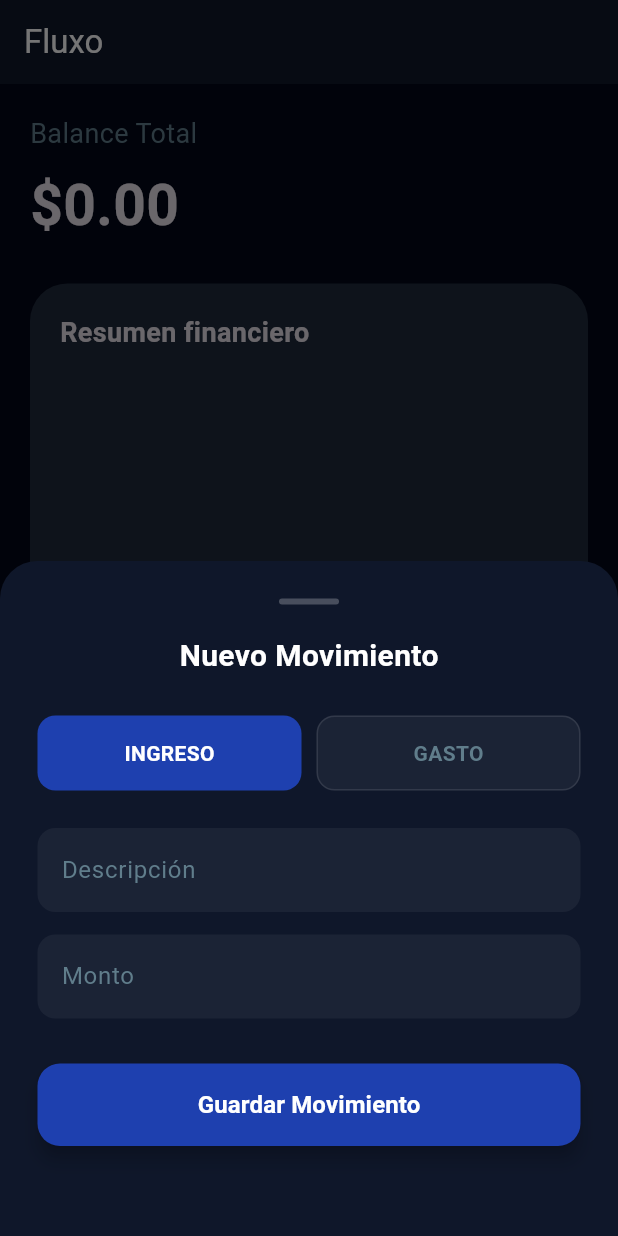
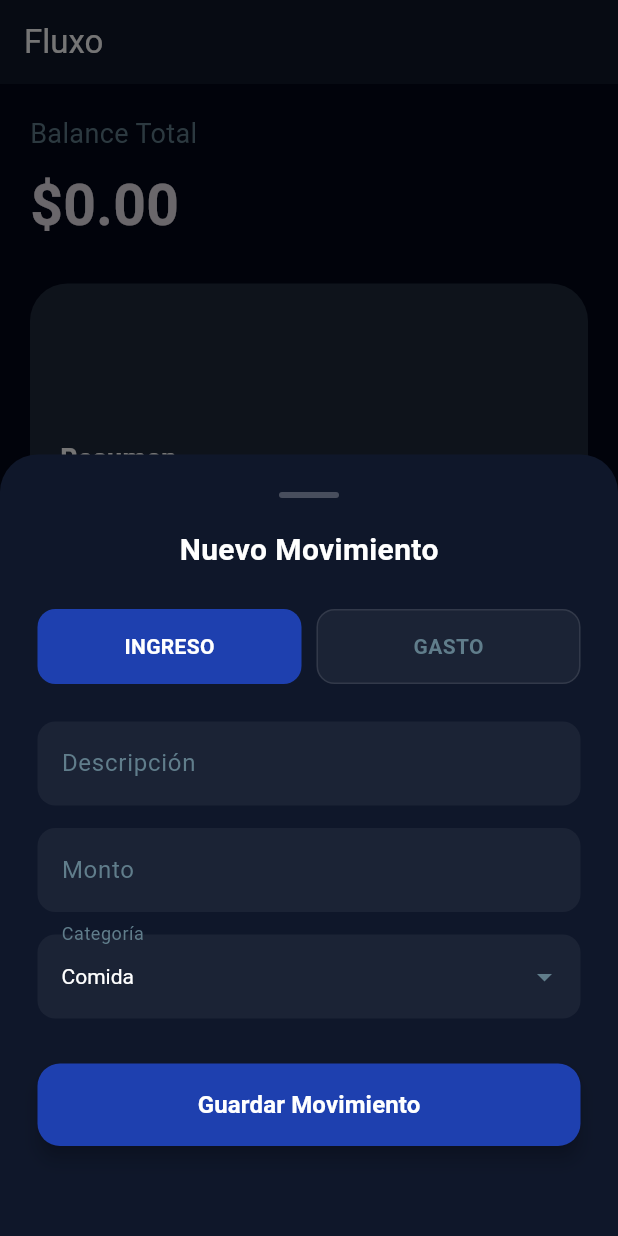
Before and after one commit to K1lluaZk/Fluxo, a Flutter app: the screen it shows after launch, after a tap on the "add" icon, on a phone screen of 412 x 824 dp. Run offline on Flutter 3.47's test engine with Material 3 defaults, Android fonts, the phone set to English and light mode, and no system bars; drawn by our look-alikes of fl_chart; our stand-ins replace hive_flutter; accounts and stored records are empty.

Commit message:
Adding Categories and icons

```diff
--- a/flujo_app/lib/data/models/movimiento.dart
+++ b/flujo_app/lib/data/models/movimiento.dart
@@ -4,6 +4,7 @@ class Movimiento {
   final double monto;
   final bool ingreso;
   final DateTime fecha;
+  final String categoria;
 
   Movimiento({
     required this.id,
@@ -11,6 +12,7 @@ class Movimiento {
     required this.monto,
     required this.ingreso,
     required this.fecha,
+    required this.categoria,
   });
 
   Map<String, dynamic> toMap() {
@@ -20,6 +22,7 @@ class Movimiento {
       'monto': monto,
       'ingreso': ingreso,
       'fecha': fecha.toIso8601String(),
+      'categoria': categoria,
     };
   }
 
@@ -30,6 +33,7 @@ class Movimiento {
       monto: map['monto'],
       ingreso: map['ingreso'],
       fecha: DateTime.parse(map['fecha']),
+      categoria: map['categoria'],
     );
   }
 }
--- a/flujo_app/lib/features/home/sheets/add_movimiento_sheet.dart
+++ b/flujo_app/lib/features/home/sheets/add_movimiento_sheet.dart
@@ -8,6 +8,19 @@ void showAddMovimientoSheet({
   final tituloController = TextEditingController();
   final montoController = TextEditingController();
   bool esIngreso = true;
+
+  // Lista de categorías disponibles
+  final List<String> categorias = [
+    "Comida",
+    "Transporte",
+    "Compras",
+    "Trabajo",
+    "Entretenimiento",
+    "Salud",
+  ];
+
+  // Categoría seleccionada por defecto
+  String categoriaSeleccionada = "Comida";
 
   showModalBottomSheet(
     context: context,
@@ -42,7 +55,11 @@ void showAddMovimientoSheet({
                 const SizedBox(height: 20),
                 const Text(
                   "Nuevo Movimiento",
-                  style: TextStyle(fontSize: 20, fontWeight: FontWeight.bold, color: Colors.white),
+                  style: TextStyle(
+                    fontSize: 20,
+                    fontWeight: FontWeight.bold,
+                    color: Colors.white,
+                  ),
                 ),
                 const SizedBox(height: 25),
 
@@ -97,6 +114,38 @@ void showAddMovimientoSheet({
                     ),
                   ),
                 ),
+                const SizedBox(height: 15),
+
+                // Selector de Categoría (Dropdown)
+                DropdownButtonFormField<String>(
+                  value: categoriaSeleccionada,
+                  dropdownColor: const Color(0xFF1E293B), // Fondo del menú desplegable
+                  style: const TextStyle(color: Colors.white),
+                  icon: const Icon(Icons.arrow_drop_down, color: Colors.blueGrey),
+                  decoration: InputDecoration(
+                    labelText: "Categoría",
+                    labelStyle: const TextStyle(color: Colors.blueGrey),
+                    filled: true,
+                    fillColor: Colors.white.withOpacity(0.05),
+                    border: OutlineInputBorder(
+                      borderRadius: BorderRadius.circular(12),
+                      borderSide: BorderSide.none,
+                    ),
+                  ),
+                  items: categorias.map((String cat) {
+                    return DropdownMenuItem<String>(
+                      value: cat,
+                      child: Text(cat),
+                    );
+                  }).toList(),
+                  onChanged: (nuevoValor) {
+                    if (nuevoValor != null) {
+                      setModalState(() {
+                        categoriaSeleccionada = nuevoValor;
+                      });
+                    }
+                  },
+                ),
                 const SizedBox(height: 30),
 
                 // Botón Guardar (Azul Marino Vibrante)
@@ -105,9 +154,11 @@ void showAddMovimientoSheet({
                   height: 55,
                   child: ElevatedButton(
                     style: ElevatedButton.styleFrom(
-                      backgroundColor: const Color(0xFF1E40AF), // Azul del código anterior
+                      backgroundColor: const Color(0xFF1E40AF),
                       foregroundColor: Colors.white,
-                      shape: RoundedRectangleBorder(borderRadius: BorderRadius.circular(15)),
+                      shape: RoundedRectangleBorder(
+                        borderRadius: BorderRadius.circular(15),
+                      ),
                       elevation: 5,
                     ),
                     onPressed: () {
@@ -122,6 +173,7 @@ void showAddMovimientoSheet({
                         monto: monto,
                         ingreso: esIngreso,
                         fecha: DateTime.now(),
+                        categoria: categoriaSeleccionada, // Asignación limpia del String seleccionado
                       );
 
                       onSave(movimiento);
--- a/flujo_app/lib/features/home/widgets/charts/balance_chart.dart
+++ b/flujo_app/lib/features/home/widgets/charts/balance_chart.dart
@@ -14,50 +14,58 @@ class BalanceChart extends StatelessWidget {
   @override
   Widget build(BuildContext context) {
     return Container(
-      height: 240,
+      height: 260, // 1. Aumentamos la altura de la tarjeta para albergar el gráfico más grande
       padding: const EdgeInsets.all(20),
       decoration: BoxDecoration(
         color: const Color(0xFF1E293B),
         borderRadius: BorderRadius.circular(25),
       ),
-      child: Column(
-        crossAxisAlignment:
-            CrossAxisAlignment.start,
+      child: Row(
+        mainAxisAlignment: MainAxisAlignment.spaceBetween,
+        crossAxisAlignment: CrossAxisAlignment.center,
         children: [
-          const Text(
-            "Resumen financiero",
-            style: TextStyle(
-              fontSize: 18,
-              fontWeight: FontWeight.bold,
+          const Flexible(
+            child: Text(
+              "Resumen\nfinanciero",
+              style: TextStyle(
+                color: Colors.white,
+                fontSize: 18,
+                fontWeight: FontWeight.bold,
+              ),
             ),
           ),
 
-          const SizedBox(height: 20),
+          const SizedBox(width: 15),
 
-          Expanded(
+          // 2. Aumentamos el tamaño de la caja de 140x140 a 200x200
+          SizedBox(
+            width: 200,
+            height: 200,
             child: PieChart(
               PieChartData(
-                centerSpaceRadius: 45,
+                startDegreeOffset: 270,
+                centerSpaceRadius: 40, // 3. Espacio del centro (un poco más grande para dar balance)
                 sectionsSpace: 4,
                 sections: [
                   PieChartSectionData(
                     value: ingresos,
                     title: "Ingresos",
-                    radius: 55,
+                    radius: 55, // 4. Aumentamos el grosor de la rebanada (antes era 35)
                     color: const Color(0xFF4ADE80),
                     titleStyle: const TextStyle(
                       color: Colors.white,
+                      fontSize: 13, // 5. Letra un poco más grande y legible
                       fontWeight: FontWeight.bold,
                     ),
                   ),
-
                   PieChartSectionData(
                     value: gastos,
                     title: "Gastos",
-                    radius: 55,
+                    radius: 55, // 4. Mismo grosor aquí
                     color: const Color(0xFFF87171),
                     titleStyle: const TextStyle(
                       color: Colors.white,
+                      fontSize: 13,
                       fontWeight: FontWeight.bold,
                     ),
                   ),
```
Also changed, not shown: flujo_app/lib/features/home/sheets/detalle_movimiento_sheet.dart (+18 -0 lines), flujo_app/lib/features/home/widgets/movimiento_tile.dart (+25 -24 lines).
